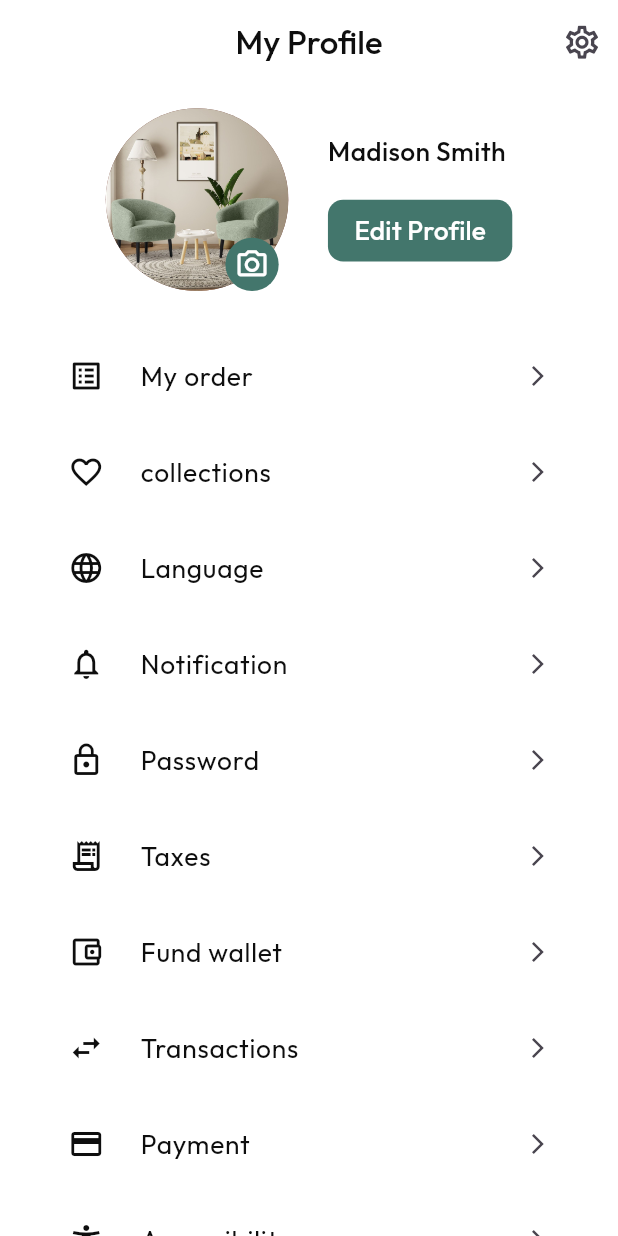
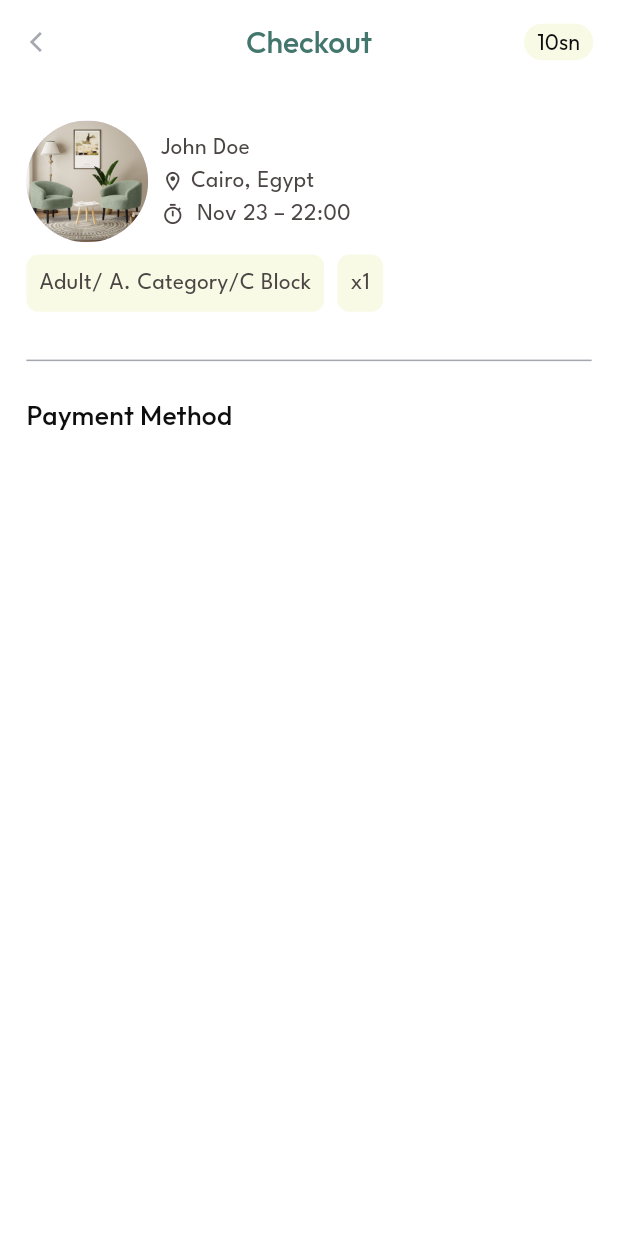
Before and after one commit to manarghareeb/Homesta, a Flutter app: the AccountScreen screen opened by its route, after a tap on "Payment", on a phone screen of 412 x 824 dp. Run offline on Flutter 3.47's test engine with Material 3 defaults, Android fonts, the phone set to English and light mode, and no system bars; our stand-ins replace flutter_screenutil, flutter_svg, font_awesome_flutter, go_router, smooth_page_indicator, speech_to_text.

Commit message:
not complete checkout screen

```diff
--- a/lib/core/routing/app_router.dart
+++ b/lib/core/routing/app_router.dart
@@ -6,6 +6,7 @@ import 'package:homesta/features/authentication/presentation/views/forget_passwo
 import 'package:homesta/features/authentication/presentation/views/login_screen.dart';
 import 'package:homesta/features/authentication/presentation/views/signup_screen.dart';
 import 'package:homesta/features/categories/presentation/views/category_section_screen.dart';
+import 'package:homesta/features/checkout/presentation/views/checkout_screen.dart';
 import 'package:homesta/features/home/presentation/views/home.dart';
 import 'package:homesta/features/home/presentation/views/product_details_screen.dart';
 import 'package:homesta/features/onboarding/presentation/views/onboarding_screen.dart';
@@ -22,13 +23,14 @@ abstract class AppRouter {
   static final myOrderScreen = '/myOrderScreen';
   static final helpCenterScreen = '/helpCenterScreen';
   static final productDetailsScreen = '/productDetailsScreen';
-  static final categoryScreen = '/CategoriesScreen()';
-  static final homeScreen = '/HomeView()';
-  static final searchScreen = '/SearchScreen()';
-  static final cartScreen = '/CartScreen()';
-  static final accountScreen = '/AccountScreen()';
+  static final categoryScreen = '/categoriesScreen';
+  static final homeScreen = '/homeView';
+  static final searchScreen = '/searchScreen';
+  static final cartScreen = '/sartScreen';
+  static final accountScreen = '/accountScreen';
   //static final categorySectionScreen = '/categorySectionScreen';
   static const String categorySectionScreen = '/categorySection/:title';
+  static final checkoutScreen = '/checkoutScreen';
 
 
   static final route = GoRouter(
@@ -89,6 +91,10 @@ abstract class AppRouter {
           return CategorySectionScreen(title: title);
         },
       ),
+      GoRoute(
+        path: checkoutScreen,
+        builder: (context, state) => const CheckoutScreen(),
+      ),
     ],
   );
 }
--- a/lib/features/account/presentation/views/account_screen.dart
+++ b/lib/features/account/presentation/views/account_screen.dart
@@ -90,7 +90,9 @@ class AccountScreen extends StatelessWidget {
               OptionTile(
                 icon: Icons.payment,
                 label: 'Payment',
-                onTap: () {},
+                onTap: () {
+                  GoRouter.of(context).push(AppRouter.checkoutScreen);
+                },
               ),
               OptionTile(
                 icon: Icons.accessibility_new_outlined,
@@ -109,7 +111,7 @@ class AccountScreen extends StatelessWidget {
               SizedBox(height: 8.h),
               OptionTile(
                 icon: Icons.logout,
-                label: 'Logout',
+                label: 'Log Out',
                 onTap: () {
                   bottomSheet(context);
                 },
--- /dev/null
+++ b/lib/features/checkout/presentation/views/checkout_screen.dart
@@ -0,0 +1,118 @@
+import 'package:flutter/material.dart';
+import 'package:flutter_screenutil/flutter_screenutil.dart';
+import 'package:homesta/core/theming/colors.dart';
+import 'package:homesta/core/theming/styles.dart';
+import 'package:homesta/core/widgets/custom_app_bar_widget.dart';
+
+class CheckoutScreen extends StatefulWidget {
+  const CheckoutScreen({super.key});
+
+  @override
+  State<CheckoutScreen> createState() => _CheckoutScreenState();
+}
+
+class _CheckoutScreenState extends State<CheckoutScreen> {
+  @override
+  Widget build(BuildContext context) {
+    return Scaffold(
+      backgroundColor: Colors.white,
+      appBar: CustomAppBarWidget(
+        text: 'Checkout',
+        actions: [
+          Padding(
+            padding: EdgeInsets.symmetric(horizontal: 15.w),
+            child: TextButton(
+              onPressed: (){},
+              style: TextButton.styleFrom(
+                padding: EdgeInsets.zero,
+                minimumSize: Size(42.w, 24.h),
+                maximumSize: Size(42.w, 24.h),
+                tapTargetSize: MaterialTapTargetSize.shrinkWrap,
+                foregroundColor: ColorManager.mainColor,
+                elevation: 0,
+                backgroundColor: ColorManager.mainColor
+              ),
+              child: Text('10sn', style: TextStyles.font13BrownW400.copyWith(
+              color: ColorManager.blackColor,
+              ),),
+            ),
+          ),
+        ],
+      ),
+      body: Padding(
+        padding: EdgeInsets.symmetric(horizontal: 16.w, vertical: 24.h),
+        child: Column(
+          crossAxisAlignment: CrossAxisAlignment.start,
+          children: [
+            Row(
+              children: [
+                CircleAvatar(
+                  backgroundImage: const AssetImage('assets/images/image 1.png'),
+                  radius: 40.r,
+                ),
+                SizedBox(width: 8.w),
+                Column(
+                  crossAxisAlignment: CrossAxisAlignment.start,
+                  children: [
+                    Text('John Doe', style: TextStyles.font14OrderColorW400,),
+                    Row(
+                      children: [
+                        Icon(Icons.location_on_outlined, size: 14.w, color: ColorManager.orderColor,),
+                        SizedBox(width: 4.w),
+                        Text('Cairo, Egypt', style: TextStyles.font14OrderColorW400,),
+                      ],
+                    ),
+                    Row(
+                      children: [
+                        Icon(Icons.timer_sharp, size: 14.w, color: ColorManager.orderColor,),
+                        SizedBox(width: 4.w),
+                        Text(' Nov 23 – 22:00', style: TextStyles.font14OrderColorW400,),
+                      ],
+                    ),
+                  ],
+                ),
+              ],
+            ),
+            SizedBox(height: 8.h),
+            Row(
+              children: [
+                Container(
+                  decoration: BoxDecoration(
+                    color: ColorManager.mainColor,
+                    borderRadius: BorderRadius.circular(8.r),
+                  ),
+                  padding: EdgeInsets.symmetric(horizontal: 8.w, vertical: 8.h),
+                  child: Text(
+                    'Adult/ A. Category/C Block',
+                    style: TextStyles.font14OrderColorW400,
+                    selectionColor: ColorManager.mainColor,
+                  ),
+                ),
+                SizedBox(width: 8.w),
+                Container(
+                  decoration: BoxDecoration(
+                    color: ColorManager.mainColor,
+                    borderRadius: BorderRadius.circular(8.r),
+                  ),
+                  padding: EdgeInsets.symmetric(horizontal: 8.w, vertical: 8.h),
+                  child: Text(
+                    'x1',
+                    style: TextStyles.font14OrderColorW400,
+                    selectionColor: ColorManager.mainColor,
+                  ),
+                ),
+              ],
+            ),
+            SizedBox(height: 24.h),
+            Divider(color: ColorManager.greyColor, thickness: 1.h),
+            SizedBox(height: 16.h),
+            Text('Payment Method', style: TextStyles.font16BlackRegular.copyWith(
+              fontWeight: FontWeight.w500
+            ),),
+            SizedBox(height: 16.h),
+          ],
+        ),
+      ),
+    );
+  }
+}
```
Lines whose indentation alone changed are shown as unchanged.
